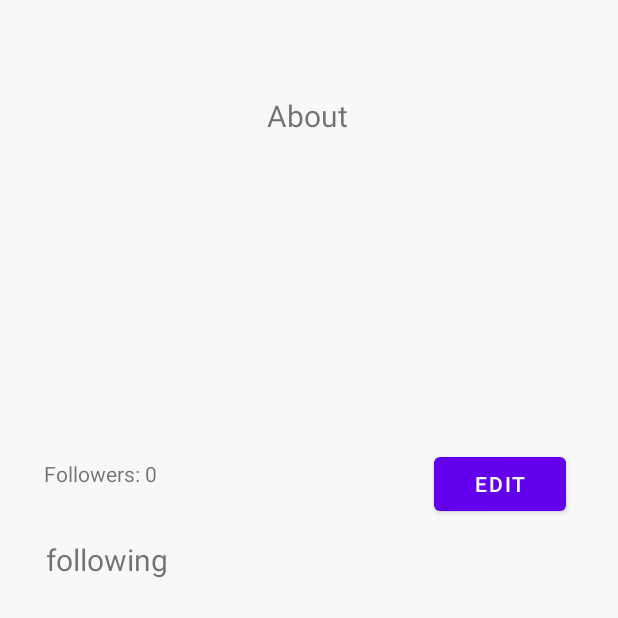
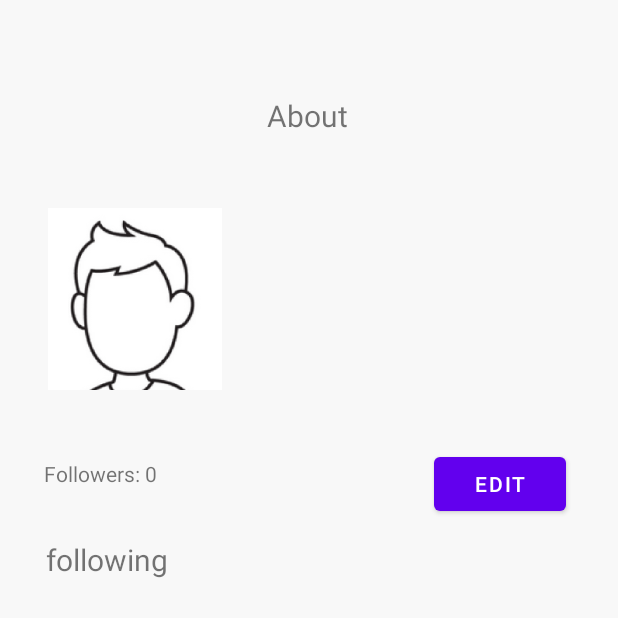
Before and after one commit to brysonsim/UNCCCapstone, an Android app: the fragment AccountFragment shown on its own in the app's theme, on a phone screen of 412 x 824 dp, the top half of it. Run offline under Robolectric (Android 15) with nearby library versions, the phone set to English and light mode, and no system bars; our stand-ins replace Firebase (no records; nobody signed in at launch, a user with empty details on screens opened directly); 2 statements that could not run were skipped.

Commit message:
Move account management to top nav, add placeholder profile photo on Account fragment

```diff
--- a/app/src/main/java/com/uncc/habittracker/AccountFragment.java
+++ b/app/src/main/java/com/uncc/habittracker/AccountFragment.java
@@ -80,8 +80,6 @@ public class AccountFragment extends Fragment {
     @Override
     public void onViewCreated(@NonNull View view, @Nullable Bundle savedInstanceState) {
         super.onViewCreated(view, savedInstanceState);
-        getActivity().setTitle("Account");
-
     }
     AccountListener aListener;
     @Override
@@ -90,6 +88,12 @@ public class AccountFragment extends Fragment {
         aListener = (AccountFragment.AccountListener) context;
     }
 
+    @Override
+    public void onResume() {
+        super.onResume();
+        ((MainActivity)getActivity()).getSupportActionBar().setTitle("Account");
+    }
+
     interface AccountListener{
         void editAccount();
     }
--- a/app/src/main/java/com/uncc/habittracker/MainActivity.java
+++ b/app/src/main/java/com/uncc/habittracker/MainActivity.java
@@ -3,6 +3,7 @@ package com.uncc.habittracker;
 import androidx.appcompat.app.AppCompatActivity;
 import androidx.fragment.app.Fragment;
 
+import android.accounts.Account;
 import android.os.Bundle;
 import android.view.Menu;
 import android.view.MenuItem;
@@ -81,7 +82,7 @@ public class MainActivity extends AppCompatActivity implements LoginFragment.Log
 
     private void showMenu()  {
         menuList.findItem(R.id.profile).setVisible(true);
-        menuList.findItem(R.id.people).setVisible(true);
+        //menuList.findItem(R.id.people).setVisible(true);
         menuList.findItem(R.id.sign_out).setVisible(true);
     }
 
@@ -93,7 +94,7 @@ public class MainActivity extends AppCompatActivity implements LoginFragment.Log
 
         if (itemId == R.id.profile) {
             // TODO: Update this to point to the Profile/Account fragment
-            //selectedFragment = new DashboardFragment();
+            selectedFragment = new AccountFragment();
         }
         else if (itemId == R.id.people) {
             // TODO: Update this to point to the People/Discovery fragment
@@ -189,7 +190,6 @@ public class MainActivity extends AppCompatActivity implements LoginFragment.Log
                 .addToBackStack(null)
                 .commit();
     }
-
 
     @Override
     public void editAccount() {
--- a/app/src/main/res/layout/fragment_user_account.xml
+++ b/app/src/main/res/layout/fragment_user_account.xml
@@ -34,8 +34,8 @@
 
     <ImageView
         android:id="@+id/userImg"
-        android:layout_width="wrap_content"
-        android:layout_height="wrap_content"
+        android:layout_width="116dp"
+        android:layout_height="128dp"
         android:layout_marginTop="40dp"
         app:layout_constraintBottom_toBottomOf="parent"
         app:layout_constraintEnd_toEndOf="parent"
@@ -43,7 +43,7 @@
         app:layout_constraintStart_toStartOf="parent"
         app:layout_constraintTop_toTopOf="parent"
         app:layout_constraintVertical_bias="0.145"
-        tools:srcCompat="@tools:sample/avatars" />
+        app:srcCompat="@drawable/placeholder_profile" />
 
     <TextView
         android:id="@+id/UserAboutTxt"
```
Also changed, not shown: app/src/main/java/com/uncc/habittracker/SettingsFragment.java (+0 -9 lines), app/src/main/res/layout/fragment_settings.xml (+1 -12 lines).
